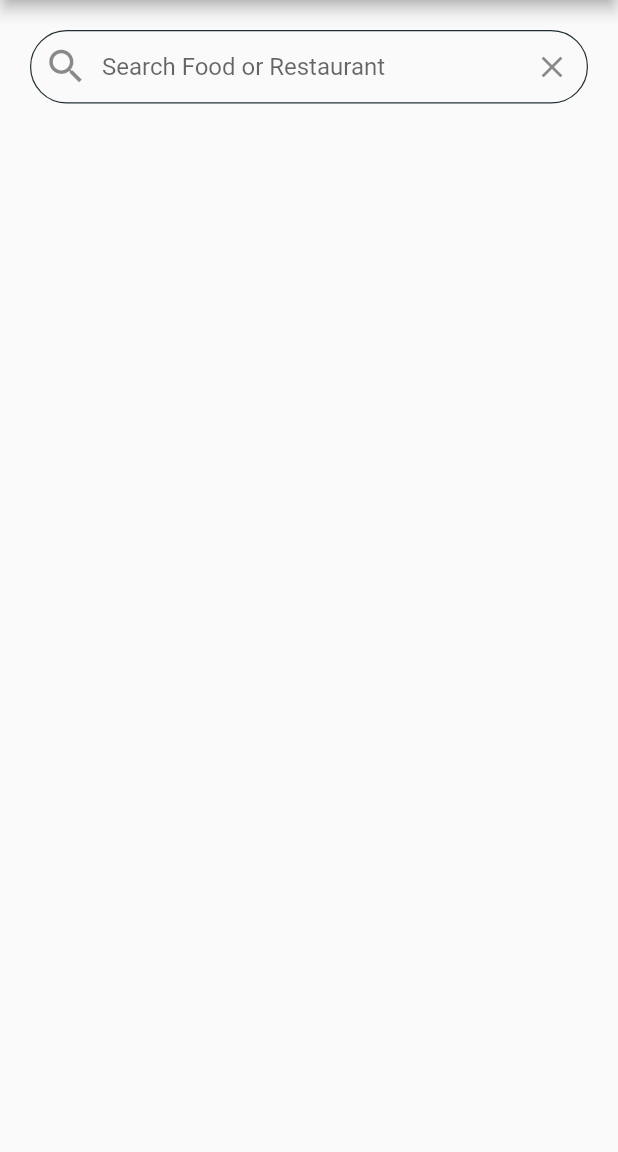
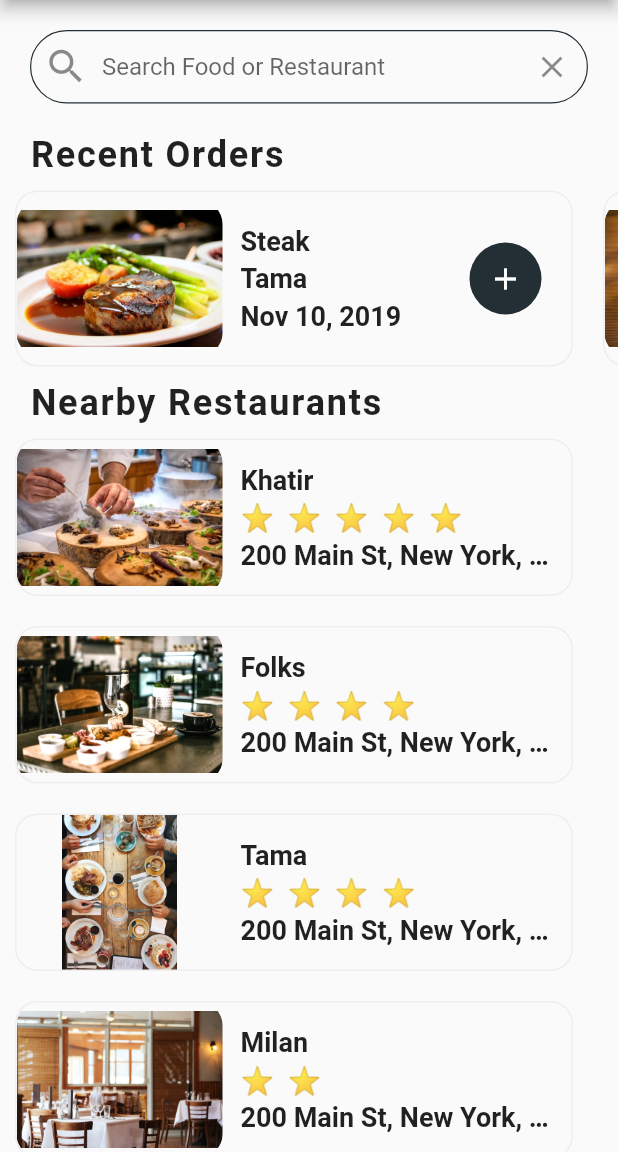
Before and after one commit to paurush11/Pomato, a Flutter app: the screen it shows after launch, on a phone screen of 412 x 824 dp, the part 84-1236 px from its top. Run offline on Flutter 3.47's test engine with Material 2 defaults, Android fonts, the phone set to English and light mode, and no system bars.

Commit message:
new names and stars

```diff
--- a/lib/Screens/Homescreen.dart
+++ b/lib/Screens/Homescreen.dart
@@ -1,15 +1,64 @@
 import 'package:flutter/cupertino.dart';
 import 'package:flutter/material.dart';
+import 'package:food_delivery/Widgets/paytm.dart';
+import 'package:food_delivery/Widgets/rating_stars.dart';
+import 'package:food_delivery/Widgets/recent_orders.dart';
 import 'package:food_delivery/data/data.dart';
+import 'package:food_delivery/models/restaurant.dart';
 class HomeScreen extends StatefulWidget {
   @override
   _HomeScreenState createState() => _HomeScreenState();
 }
 
 class _HomeScreenState extends State<HomeScreen> {
+  _buildRestaurants(){
+    List<Widget> restaurantlist = [];
+    restaurants.forEach((Restaurant restaurant) {
+      restaurantlist.add(Container(
+        margin: EdgeInsets.all(10),
+        width: MediaQuery.of(context).size.width-40,
+        decoration: BoxDecoration(
+
+            borderRadius: BorderRadius.circular(15),
+            border: Border.all(width: 1,color: Colors.grey[200])
+        ),
+        child: Row(
+          children: [
+            ClipRRect(
+              borderRadius: BorderRadius.circular(15),
+              child: Image(
+                height: MediaQuery.of(context).size.height/8,
+                width: MediaQuery.of(context).size.width/3,
+                image: AssetImage(restaurant.imageUrl),),
+            ),
+            Expanded(
+              child: Container(
+                margin: EdgeInsets.all(12),
+                child: Column(
+                  mainAxisAlignment: MainAxisAlignment.center,
+                  crossAxisAlignment: CrossAxisAlignment.start,
+                  children: [
+                    Text(restaurant.name, style: KText, overflow: TextOverflow.ellipsis,),
+                    SizedBox(height: 4,),
+                    RatingStars(restaurant.rating),
+                    SizedBox(height: 4,),
+                    Text(restaurant.address, style: KText, overflow: TextOverflow.ellipsis),
+
+                  ],
+                ),
+
+              ),
+            ),
+          ],
+        ),
+      ));
+    });
+    return Column(children: restaurantlist,);
+  }
   @override
   Widget build(BuildContext context) {
-    return Scaffold(
+    return SafeArea(
+      child: Scaffold(
         appBar: AppBar(
           leading: IconButton(
             icon: Icon(Icons.account_circle),
@@ -63,8 +112,26 @@ class _HomeScreenState extends State<HomeScreen> {
                 ),
 
               ),
+
+            ),
+            RecentOrders(),
+            //Paytm(),
+            Column(
+              crossAxisAlignment: CrossAxisAlignment.start,
+              children: [
+                Padding(
+                  padding: const EdgeInsets.symmetric(horizontal: 20),
+                  child: Text("Nearby Restaurants", style: TextStyle(
+                      fontSize: 24,
+                      fontWeight: FontWeight.w600,
+                      letterSpacing: 1.2
+                  ),),
+                ),
+                _buildRestaurants()
+              ],
             )
           ],
+        ),
       ),
     );
   }
--- a/lib/Widgets/paytm.dart
+++ b/lib/Widgets/paytm.dart
@@ -0,0 +1,13 @@
+import 'package:flutter/material.dart';
+
+class Paytm extends StatefulWidget {
+  @override
+  _PaytmState createState() => _PaytmState();
+}
+
+class _PaytmState extends State<Paytm> {
+  @override
+  Widget build(BuildContext context) {
+    return Container();
+  }
+}
--- a/lib/Widgets/rating_stars.dart
+++ b/lib/Widgets/rating_stars.dart
@@ -0,0 +1,18 @@
+import 'package:flutter/material.dart';
+
+class RatingStars extends StatelessWidget {
+  final int rating;
+
+  RatingStars(this.rating);
+
+  @override
+  Widget build(BuildContext context) {
+    String stars = '';
+    for(int i = 0;i<rating;i++){
+      stars += '⭐  ';
+    }
+    return Text(stars, style: TextStyle(
+      fontSize: 18
+    ),);
+  }
+}
--- a/lib/Widgets/recent_orders.dart
+++ b/lib/Widgets/recent_orders.dart
@@ -0,0 +1,96 @@
+
+import 'package:flutter/cupertino.dart';
+import 'package:flutter/material.dart';
+import 'package:flutter/rendering.dart';
+import 'package:food_delivery/data/data.dart';
+import 'package:food_delivery/models/order.dart';
+
+class RecentOrders extends StatelessWidget {
+
+  _buildrecentorder(BuildContext context, Order order) {
+    return Container(
+      margin: EdgeInsets.all(10),
+      width: MediaQuery.of(context).size.width-40,
+      decoration: BoxDecoration(
+
+        borderRadius: BorderRadius.circular(15),
+        border: Border.all(width: 1,color: Colors.grey[200])
+      ),
+      child: Row(
+        mainAxisAlignment: MainAxisAlignment.spaceBetween,
+        children: [
+         Row(
+           children: [
+             ClipRRect(
+               borderRadius: BorderRadius.circular(15),
+               child: Image(
+                 height: MediaQuery.of(context).size.height/8,
+                 width: MediaQuery.of(context).size.width/3,
+                 image: AssetImage(order.food.imageUrl),),
+             ),
+             Container(
+               margin: EdgeInsets.all(12),
+               child: Column(
+                 mainAxisAlignment: MainAxisAlignment.center,
+                 crossAxisAlignment: CrossAxisAlignment.start,
+                 children: [
+                   Text(order.food.name, style: KText, overflow: TextOverflow.ellipsis,),
+                   SizedBox(height: 4,),
+                   Text(order.restaurant.name, style: KText, overflow: TextOverflow.ellipsis),
+                   SizedBox(height: 4,),
+                   Text(order.date, style: KText, overflow: TextOverflow.ellipsis),
+
+                 ],
+               ),
+
+             ),
+           ],
+         ),
+
+          Container(
+            margin: EdgeInsets.only(right: 20),
+            width: 48,
+            decoration: BoxDecoration(
+              color: Theme.of(context).primaryColor,
+              borderRadius: BorderRadius.circular(30),
+            ),
+            child: IconButton(
+              color: Colors.white,
+              icon: Icon(Icons.add), onPressed: (){
+
+            },),
+
+          )
+        ],
+      ),
+    );
+  }
+   @override
+   Widget build(BuildContext context) {
+     return Column(
+       crossAxisAlignment: CrossAxisAlignment.start,
+       children: [
+         Padding(
+           padding: const EdgeInsets.symmetric(horizontal : 20.0),
+           child: Text("Recent Orders", style: TextStyle(
+             fontSize: 24,
+             fontWeight: FontWeight.w600,
+             letterSpacing: 1.2
+           ),),
+         ),
+         Container(
+           height: MediaQuery.of(context).size.height/6,
+
+           child: ListView.builder(
+             itemBuilder: (BuildContext context,int index){
+               Order order = currentUser.orders[index];
+               return _buildrecentorder(context, order);
+             },
+             itemCount: currentUser.orders.length,
+             scrollDirection: Axis.horizontal,
+           ),
+         )
+       ],
+     );
+   }
+ }
--- a/lib/data/data.dart
+++ b/lib/data/data.dart
@@ -1,11 +1,16 @@
 
 
 // Food
+import 'package:flutter/material.dart';
 import 'package:food_delivery/models/food.dart';
 import 'package:food_delivery/models/order.dart';
 import 'package:food_delivery/models/restaurant.dart';
 import 'package:food_delivery/models/user.dart';
 
+const KText = TextStyle(
+fontSize: 18,
+fontWeight: FontWeight.bold
+);
 final _burrito =
     Food(imageUrl: 'assets/images/burrito.jpg', name: 'Burrito', price: 8.99);
 final _steak =
@@ -26,35 +31,35 @@ final _salmon = Food(
 // Restaurants
 final _restaurant0 = Restaurant(
   imageUrl: 'assets/images/restaurant0.jpg',
-  name: 'Restaurant 0',
+  name: 'Khatir',
   address: '200 Main St, New York, NY',
   rating: 5,
   menu: [_burrito, _steak, _pasta, _ramen, _pancakes, _burger, _pizza, _salmon],
 );
 final _restaurant1 = Restaurant(
   imageUrl: 'assets/images/restaurant1.jpg',
-  name: 'Restaurant 1',
+  name: 'Folks',
   address: '200 Main St, New York, NY',
   rating: 4,
   menu: [_steak, _pasta, _ramen, _pancakes, _burger, _pizza],
 );
 final _restaurant2 = Restaurant(
   imageUrl: 'assets/images/restaurant2.jpg',
-  name: 'Restaurant 2',
+  name: 'Tama',
   address: '200 Main St, New York, NY',
   rating: 4,
   menu: [_steak, _pasta, _pancakes, _burger, _pizza, _salmon],
 );
 final _restaurant3 = Restaurant(
   imageUrl: 'assets/images/restaurant3.jpg',
-  name: 'Restaurant 3',
+  name: 'Milan',
   address: '200 Main St, New York, NY',
   rating: 2,
   menu: [_burrito, _steak, _burger, _pizza, _salmon],
 );
 final _restaurant4 = Restaurant(
   imageUrl: 'assets/images/restaurant4.jpg',
-  name: 'Restaurant 4',
+  name: 'Lalit',
   address: '200 Main St, New York, NY',
   rating: 3,
   menu: [_burrito, _ramen, _pancakes, _salmon],
```
Lines whose indentation alone changed are shown as unchanged.
